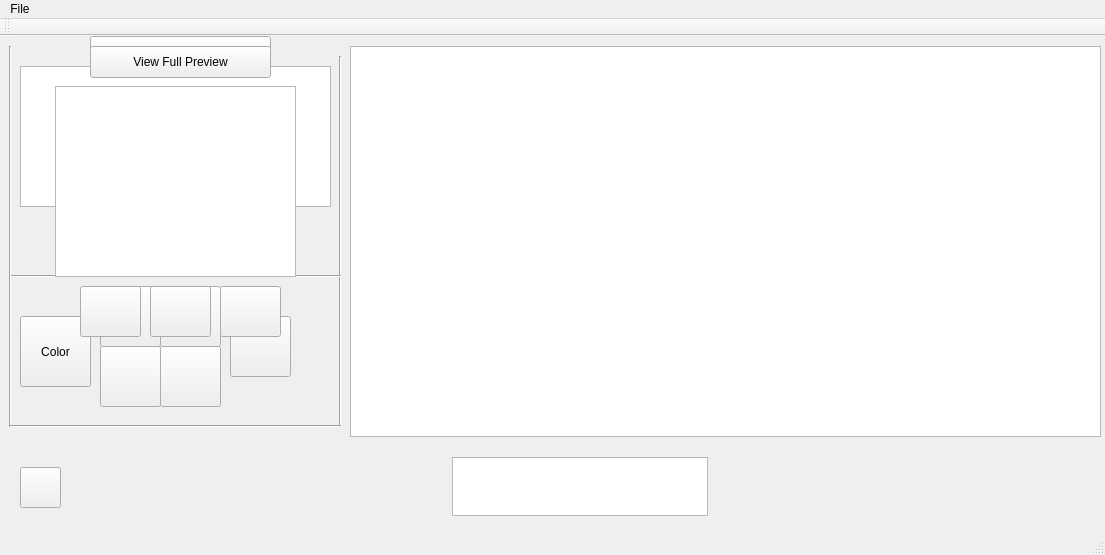
Above: TheSpritening/mainwindow.ui from pdarragh/PixelPeople before the change. Below: the same form after it.
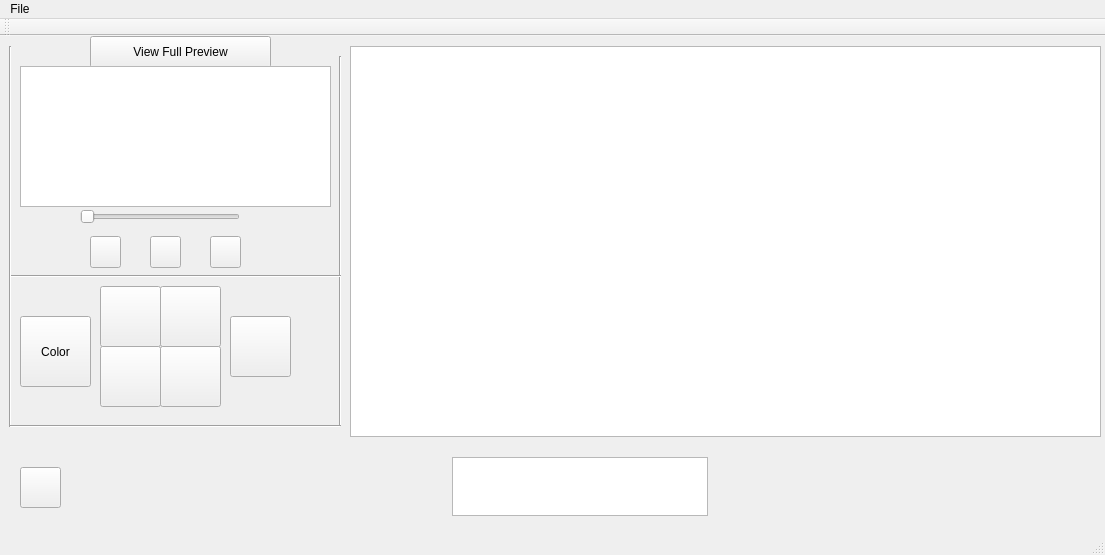
That is the form after the change. Icons and pictures are not drawn.

```diff
--- a/TheSpritening/mainwindow.ui
+++ b/TheSpritening/mainwindow.ui
@@ -309,80 +309,6 @@
      </rect>
     </property>
    </widget>
-   <widget class="QPushButton" name="preview_button">
-    <property name="geometry">
-     <rect>
-      <x>90</x>
-      <y>10</y>
-      <width>181</width>
-      <height>32</height>
-     </rect>
-    </property>
-    <property name="text">
-     <string>View Full Preview</string>
-    </property>
-   </widget>
-   <widget class="QGraphicsView" name="small_previewer">
-    <property name="geometry">
-     <rect>
-      <x>55</x>
-      <y>50</y>
-      <width>241</width>
-      <height>191</height>
-     </rect>
-    </property>
-   </widget>
-   <widget class="QPushButton" name="pplay_button">
-    <property name="geometry">
-     <rect>
-      <x>150</x>
-      <y>250</y>
-      <width>61</width>
-      <height>51</height>
-     </rect>
-    </property>
-    <property name="text">
-     <string/>
-    </property>
-    <property name="icon">
-     <iconset resource="resources.qrc">
-      <normaloff>:/MyFiles/play.png</normaloff>:/MyFiles/play.png</iconset>
-    </property>
-   </widget>
-   <widget class="QPushButton" name="pskip_button">
-    <property name="geometry">
-     <rect>
-      <x>220</x>
-      <y>250</y>
-      <width>61</width>
-      <height>51</height>
-     </rect>
-    </property>
-    <property name="text">
-     <string/>
-    </property>
-    <property name="icon">
-     <iconset resource="resources.qrc">
-      <normaloff>:/MyFiles/skip.png</normaloff>:/MyFiles/skip.png</iconset>
-    </property>
-   </widget>
-   <widget class="QPushButton" name="pback_button">
-    <property name="geometry">
-     <rect>
-      <x>80</x>
-      <y>250</y>
-      <width>61</width>
-      <height>51</height>
-     </rect>
-    </property>
-    <property name="text">
-     <string/>
-    </property>
-    <property name="icon">
-     <iconset resource="resources.qrc">
-      <normaloff>:/MyFiles/back.png</normaloff>:/MyFiles/back.png</iconset>
-    </property>
-   </widget>
   </widget>
   <widget class="QMenuBar" name="menuBar">
    <property name="geometry">
```
